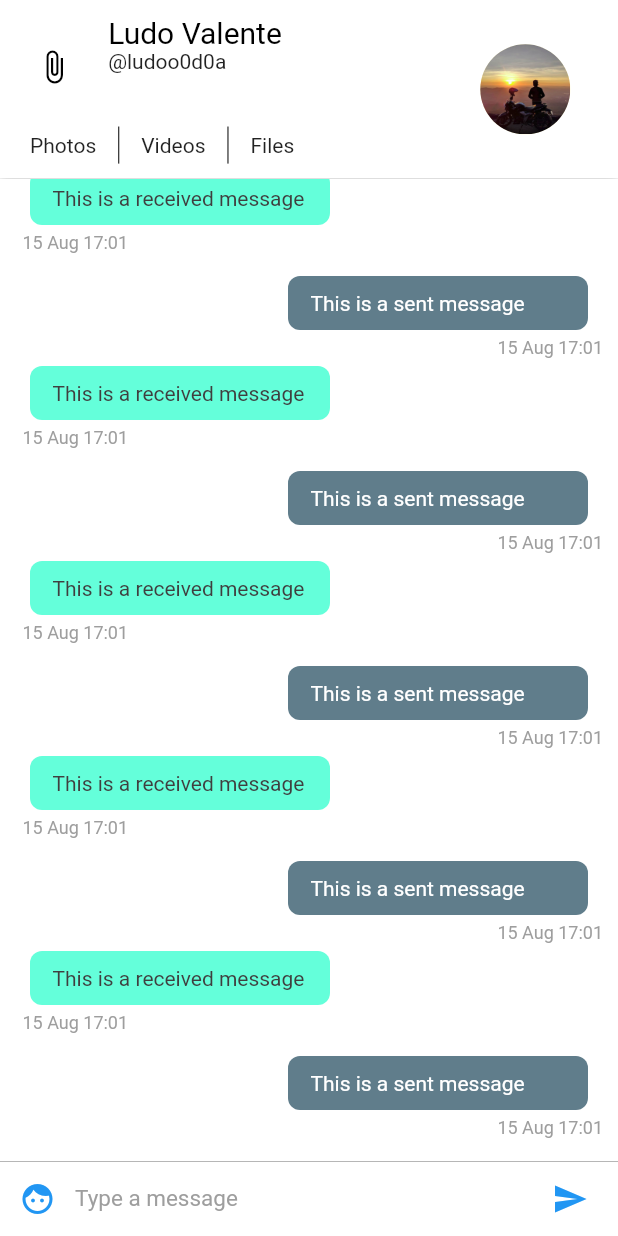
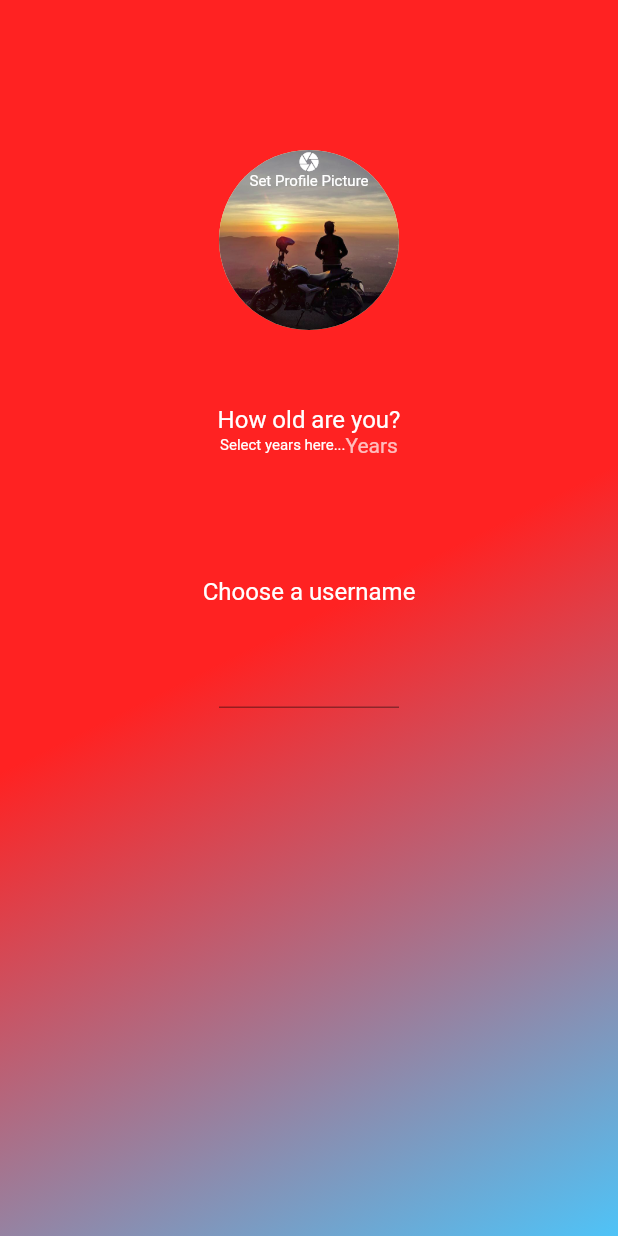
Before and after one commit to ludoo0d0a/messio, a Flutter app: the screen it shows after launch, swiped to page 2, on a phone screen of 412 x 824 dp. Run offline on Flutter 3.47's test engine with Material 2 defaults, Android fonts, the phone set to English and light mode, and no system bars.

Commit message:
add registerPage with pageview for 2 pages :  register / login

```diff
--- a/lib/config/Assets.dart
+++ b/lib/config/Assets.dart
@@ -1,5 +1,9 @@
-// TODO Implement this library.
 
 class Assets{
-  static String user = 'assets/user.png';
+
+  static const String user = 'assets/user.png';
+  static const String app_icon = 'assets/launcher/ic_launcher.png';
+  static const String app_icon_fg = 'assets/launcher/ic_foreground.png';
+  static const String app_icon_bg = 'assets/launcher/ic_background.png';
+  static const String google_button = 'assets/google.png';
 }
--- a/lib/config/Palette.dart
+++ b/lib/config/Palette.dart
@@ -2,18 +2,21 @@ import 'package:flutter/material.dart';
 
 // Color palette for the app
 class Palette{
-  static Color primaryColor = Colors.blue;
+  static Color primaryColor = Colors.white;
+  static Color accentColor =  Color(0xff4fc3f7);
+  static Color gradientStartColor = accentColor;
+//  static Color gradientEndColor = Color(0xff6aa8fd);
+  static Color gradientEndColor = Color(0xffff2222);
   static Color secondaryColor = Colors.black;
   static Color primaryTextColor = Colors.black;
+  static Color primaryTextColorLight = Colors.white;
   static Color secondaryTextColor = Colors.black87;
+  static Color secondaryTextColorLight = Colors.white70;
   static Color primaryBackgroundColor = Colors.white;
-  static Color selfMessageBackgroundColor = Colors.blueGrey;
-  static Color otherMessageBackgroundColor = Colors.tealAccent;
+  static Color selfMessageBackgroundColor = Color(0xff4fc3f7);
+  static Color otherMessageBackgroundColor = Colors.white;
   static Color selfMessageColor = Colors.white;
   static Color otherMessageColor = Color(0xff3f3f3f);
   static Color greyColor = Colors.grey;
-
-  static Color accentColor = Colors.blueAccent;
-
-  static Color chatBackgroundColor = Colors.white;
+  static Color chatBackgroundColor = Color(0xfffafafa)  ;
 }
--- a/lib/config/Styles.dart
+++ b/lib/config/Styles.dart
@@ -2,13 +2,42 @@ import 'package:flutter/material.dart';
 
 import 'Palette.dart';
 
-class Styles {
+class Styles{
   static TextStyle textHeading = TextStyle(
-      color: Palette.primaryTextColor, fontSize: 20); // Text style for the name
-  static TextStyle subHeading =
-      TextStyle(color: Palette.primaryTextColor, fontSize: 14);
-  static TextStyle text = TextStyle(color: Palette.secondaryTextColor);
-  static TextStyle subText = TextStyle(color: Palette.greyColor);
+      color: Palette.primaryTextColor,
+      fontSize: 20); // Text style for the name
+
+  static TextStyle numberPickerHeading = TextStyle(
+      fontSize: 30,
+      color: Palette.primaryTextColorLight
+  );
+  static TextStyle textHeadingLight = TextStyle(
+      color: Palette.primaryTextColorLight,
+      fontSize: 20);
+  static TextStyle question = TextStyle(
+      color: Palette.primaryTextColor,
+      fontSize: 16);
+  static TextStyle questionLight = TextStyle(
+      color: Palette.primaryTextColorLight,
+      fontSize: 16);
+  static TextStyle subHeading = TextStyle(
+      color: Palette.primaryTextColor,
+      fontSize: 14);
+  static TextStyle subHeadingLight = TextStyle(
+      color: Palette.primaryTextColorLight,
+      fontSize: 14);
+  static TextStyle hintTextLight = TextStyle(
+      color: Palette.secondaryTextColorLight
+  );
+  static TextStyle text = TextStyle(
+      color: Palette.secondaryTextColor);
+  static TextStyle textLight = TextStyle(
+      color: Palette.secondaryTextColorLight
+  );
+  static TextStyle subText = TextStyle(
+      color: Palette.greyColor);
   static TextStyle date = TextStyle(
-      color: Palette.greyColor, fontSize: 12.0, fontStyle: FontStyle.normal);
+      color: Palette.greyColor,
+      fontSize: 12.0,
+      fontStyle: FontStyle.normal);
 }
--- a/lib/main.dart
+++ b/lib/main.dart
@@ -1,5 +1,6 @@
 import 'package:flutter/material.dart';
 import 'package:messio/pages/ConversationPageSlide.dart';
+import 'package:messio/pages/RegisterPage.dart';
 
 void main() => runApp(MessioApp());
 
@@ -21,7 +22,8 @@ class MessioApp extends StatelessWidget {
         // is not restarted.
         primarySwatch: Colors.yellow,
       ),
-      home: ConversationPageSlide(),
+//      home: ConversationPageSlide(),
+      home: RegisterPage(),
 //      home: ConversationPageList(),
     );
   }
--- /dev/null
+++ b/lib/pages/RegisterPage.dart
@@ -0,0 +1,191 @@
+import 'package:flutter/material.dart';
+import 'package:messio/config/Assets.dart';
+import 'package:messio/config/Palette.dart';
+import 'package:messio/config/Styles.dart';
+
+import 'package:messio/widgets/ChatAppBar.dart';
+import 'package:messio/widgets/ChatListWidget.dart';
+
+class RegisterPage extends StatefulWidget {
+  const RegisterPage();
+
+  @override
+  _RegisterPageState createState() => _RegisterPageState();
+}
+
+class _RegisterPageState extends State<RegisterPage> {
+  int currentPage = 0;
+  int age = 18;
+
+  //this variable keeps track of the keyboard, when its shown and when its hidden
+  var isKeyboardOpen = false;
+
+  // this is the controller of the page.
+  // This is used to navigate back and forth between the pages
+  PageController pageController = PageController();
+
+  //Fields related to animation of the gradient
+  Alignment begin = Alignment.center;
+  Alignment end = Alignment.bottomRight;
+
+  @override
+  void initState() {
+    pageController.addListener(() {
+      setState(() {
+        begin = Alignment(pageController.page, pageController.page);
+        end = Alignment(1 - pageController.page, 1 - pageController.page);
+      });
+    });
+
+    super.initState();
+
+  }
+  @override
+  Widget build(BuildContext context) {
+    return Scaffold(
+      body: Container(
+        decoration: BoxDecoration(
+            gradient: LinearGradient(begin: begin, end: end, colors: [
+              Palette.gradientStartColor,
+              Palette.gradientEndColor
+            ])),
+        child: PageView(
+          controller: pageController,
+//          physics: NeverScrollableScrollPhysics(),
+          onPageChanged: (int page) =>
+              updatePageState(page),
+          children: <Widget>[
+            buidPageOne(),
+            buidPageTwo(),
+          ],
+        )
+
+
+      )
+    );
+  }
+
+  Widget buidPageTwo() {
+    return Container(
+      child: Column(
+        crossAxisAlignment: CrossAxisAlignment.center,
+        children: <Widget>[
+          // space 100
+          SizedBox(height: 100),
+          // Avatar
+          Container(
+              child: CircleAvatar(
+                backgroundImage: Image.asset(Assets.user).image,
+                radius: 60,
+                child: Column(
+                  children: <Widget>[
+                    Icon(
+                      Icons.camera,
+                      color: Colors.white,
+                      size: 15,
+                    ),
+                    Text(
+                        'Set Profile Picture',
+                      style: TextStyle(
+                        color: Colors.white,
+                        fontSize: 10,
+                      ),
+                    )
+                  ],
+                ),
+              ),
+          ),
+          // space 50
+          SizedBox(height: 50),
+          // Question Text
+          Text(
+            'How old are you?',
+            style: Styles.questionLight,
+          ),
+          // Row > AgePicker
+          Row(
+            mainAxisSize: MainAxisSize.min,
+            children: <Widget>[
+              Text('Select years here...',
+                  style: TextStyle(
+                    color: Colors.white,
+                    fontSize: 10,
+                  ),),
+              Text('Years', style: Styles.textLight)
+            ],
+          ),
+          // space 80
+          SizedBox(height: 80),
+          // Question username Container > Text
+          Row(
+            mainAxisSize: MainAxisSize.min,
+            children: <Widget>[
+              Text(
+                'Choose a username',
+                style: Styles.questionLight,
+              )
+            ],
+          ),
+          // Container > Input
+          Container(
+            margin: EdgeInsets.only(top: 20),
+            width: 120,
+            child: TextField(
+              textAlign: TextAlign.center,
+              style: Styles.subHeadingLight,
+            ),
+          )
+
+
+        ],
+      ),
+    );
+  }
+  Widget buidPageOne() {
+    return Container(
+        child: Column(children: <Widget>[
+      // Image
+      Container(
+          margin: EdgeInsets.only(top: 250),
+          child: Image.asset(Assets.app_icon_fg, height: 100)),
+      // Text
+      Container(
+          margin: EdgeInsets.only(top: 30),
+          child: Text('Messio Messenger',
+              style: TextStyle(
+                  color: Colors.white,
+                  fontWeight: FontWeight.bold,
+                  fontSize: 22))),
+      // Login button
+      Container(
+          margin: EdgeInsets.only(top: 100),
+          child: ButtonTheme(
+              height: 40,
+              child: FlatButton.icon(
+                  onPressed: () => updatePageState(1),
+                  color: Colors.transparent,
+                  icon: Image.asset(
+                    Assets.google_button,
+                    height: 25,
+                  ),
+                  label: Text(
+                    'Sign In with Google',
+                    style: TextStyle(
+                        color: Palette.primaryTextColorLight,
+                        fontWeight: FontWeight.w800),
+                  ))) // ButtonTheme
+          ) // Container #3
+    ]) // Column
+        ); // container
+  }
+
+  updatePageState(int index) {
+    if (index == 1)
+      pageController.nextPage(
+          duration: Duration(milliseconds: 300), curve: Curves.easeIn);
+
+    setState(() {
+      currentPage = index;
+    });
+  }
+}
--- a/pubspec.yaml
+++ b/pubspec.yaml
@@ -38,6 +38,8 @@ dev_dependencies:
 flutter:
   assets:
     - assets/
+    - assets/fonts/
+    - assets/launcher/
   # The following line ensures that the Material Icons font is
   # included with your application, so that you can use the icons in
   # the material Icons class.
```
Also changed, not shown: assets/google.png (added), 2 other files.
